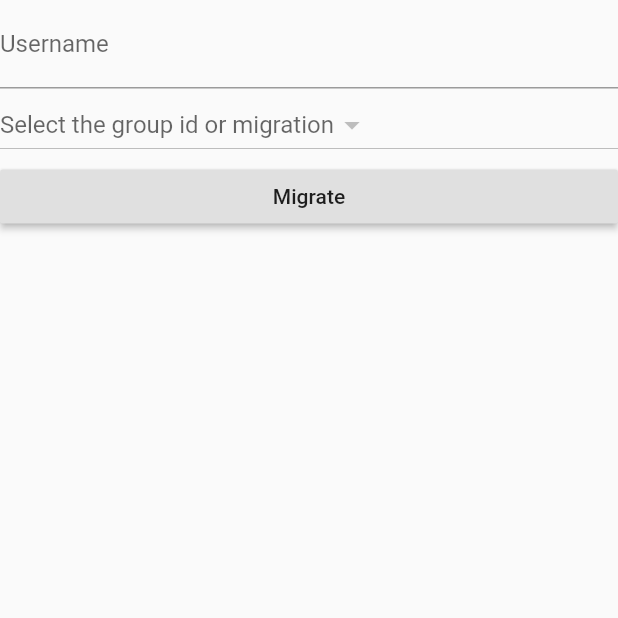
After one commit to aswinrakesh/banking-app, a Flutter app: the Migrate screen opened directly, after a tap on "Migrate", on a phone screen of 412 x 824 dp, the top half of it. The commit adds this screen. Run offline on Flutter 3.47's test engine with Material 2 defaults, Android fonts, the phone set to English and light mode, and no system bars; network calls fail.

Commit message:
Migrate feature

```diff
--- a/lib/login.dart
+++ b/lib/login.dart
@@ -75,7 +75,7 @@ class _LoginState1 extends State<Login1> {
                 });
 
               },
-            )
+            ),
           ],
         ),
       ),
--- /dev/null
+++ b/lib/migrate.dart
@@ -0,0 +1,188 @@
+import 'dart:convert';
+import 'package:flutter/material.dart';
+import 'package:http/http.dart'as http;
+import 'dart:async';
+import 'group_functions.dart';
+void main()=>runApp(Migrate(text:null));
+class Migrate extends StatefulWidget {
+  var text;
+  Migrate({Key key, @required this.text}) : super(key: key);
+  @override
+  _MigrateState createState() => _MigrateState();
+}
+var data;
+class _MigrateState extends State<Migrate> {
+
+  @override
+  void initState() {
+    data = widget.text;
+    super.initState();
+    getGroups();
+  }
+
+  Future mig_grp(String user)async{
+    String uri="10.0.2.2:4000";
+    String path = "/migrate/"+user;
+    final url= Uri.http(uri,path);
+    Map<String,String> body = {"username":user,"group_id":groupid};
+    var r = await http.post(url,body: body);
+    if(r.statusCode==200){
+      setState(() {
+      });
+    }
+    return;
+  }
+
+static List<String> s=[""];
+var dataJson=[];
+var datalogin;
+String groupid = null;
+List<String> _groupid =[] ;
+
+Future<String> getGroups()async{
+  print(dataJson.isEmpty);
+
+  String url = "http://10.0.2.2:4000/";
+  print(url);
+
+  http.Response response = await http.get(url,headers: {"Accept":"application/json"});
+  print(response.headers);
+  setState(() {
+    dataJson = json.decode(response.body);
+    print(dataJson);
+    //print(dataJson.length);
+    if(dataJson!=null){
+      s=[dataJson[0]['group_id']];
+      for(int i=1;i<dataJson.length;i++){
+        if(dataJson[i]['group_id']!='0'){
+          s.add(dataJson[i]['group_id']);
+        }
+      }s.cast<String>();
+      print(s);
+      _groupid=s;
+      print(_groupid);
+    }
+  });
+  return " Successful";
+}
+
+final _formKey = GlobalKey<FormState>();
+final GlobalKey<ScaffoldState> _scaffoldKey = new GlobalKey<ScaffoldState>();
+
+void showInSnackBar(String value) {
+  _scaffoldKey.currentState
+      .showSnackBar(new SnackBar(content: new Text(value)));
+}
+
+  Future<String> getlogin(String user)async{
+    final uri = "10.0.2.2:4000";
+    final path = "/"+user;
+    final url= Uri.http(uri,path);
+    print(url);
+
+    http.Response response = await http.get(url,headers: {"Accept":"application/json"});
+    print(response.headers);
+    setState(() {
+      datalogin = json.decode(response.body);
+      print(datalogin);
+    });
+    return " Successful";
+  }
+
+Future<void> _ackAlert(BuildContext context) {
+return showDialog<void>(
+context: context,
+builder: (BuildContext context) {
+return AlertDialog(
+content: const Text(
+'Successfully Added',
+style: TextStyle(fontWeight: FontWeight.bold),
+),
+actions: <Widget>[
+FlatButton(
+child: Text('Ok'),
+onPressed: () {
+    //getlogin(uname.text);
+    //if(dataJson[0]['group_id']!=0)
+   //if(iszero(uname.text)==false)
+     mig_grp(uname.text);
+    //else{
+    //  throw 'Group not assigned';
+  //}
+   //else
+     //print('Grps are not assigned');
+  Navigator.push(context,MaterialPageRoute(
+  builder: (BuildContext context)=>
+  Group(text: null,),
+  ));
+},
+),
+],
+);
+},
+);
+}
+TextEditingController uname = TextEditingController();
+  @override
+  Widget build(BuildContext context) {
+    return new Scaffold(
+      body: Form(
+        key: _formKey,
+          child: ListView(
+              children: <Widget>[
+                TextFormField(
+                  autovalidate: true,
+                  controller: uname,
+                  decoration: InputDecoration(
+                    labelText: 'Username',
+                    hintText: 'Enter the username to add',
+                  ),
+                  validator: (uname) {
+                    uname.isEmpty ? 'Please enter the username!' : null;
+                  },
+                ),
+                Container(
+                  decoration: BoxDecoration(borderRadius: BorderRadius.circular(10)),
+                  child: DropdownButton(value:groupid,
+                    items: _groupid
+                    .map((value)=>
+                    DropdownMenuItem(
+                    child: Text(value),
+                    value: value,
+                  ),).toList(),
+                      onChanged: (String value){
+                        groupid=value;
+                        setState(() {
+                        }
+                        );
+                      },hint: Text('Select the group id or migration'),
+                      ),
+                ),
+                RaisedButton(
+                  child: Text('Migrate'),
+                  onPressed: (){
+                    if(_formKey.currentState.validate()){
+                      getlogin(uname.text);
+                      print(datalogin);
+                      if(datalogin[0]['group_id']=='0'){
+                        Navigator.push(context,MaterialPageRoute(
+                        builder: (BuildContext context)=>
+                        Group(text: null,),
+                        ));
+                        //Fluttertoast.showToast(msg: "${datalogin[0]['username']} hasn't been added to any group");
+                      }
+
+                      else
+                        _ackAlert(context);
+                      }
+                    else {
+                      showInSnackBar(
+                      'Please fix the errors in red before submitting.');
+                      }
+                  },
+                )
+        ],
+      )),
+    );
+  }
+}
--- a/pubspec.yaml
+++ b/pubspec.yaml
@@ -17,11 +17,9 @@ environment:
   sdk: ">=2.1.0 <3.0.0"
 
 dependencies:
-
   flutter:
     sdk: flutter
 
-  image_picker:
   # The following adds the Cupertino Icons font to your application.
   # Use with the CupertinoIcons class for iOS style icons.
   cupertino_icons: ^0.1.2
```
Also changed, not shown: lib/addtogroup.dart (added, +197 -0 lines), lib/group_functions.dart (added, +81 -0 lines), lib/grp_reg.dart (+10 -4 lines), lib/screen2.dart (+20 -12 lines), pubspec.lock, 1 other file.
